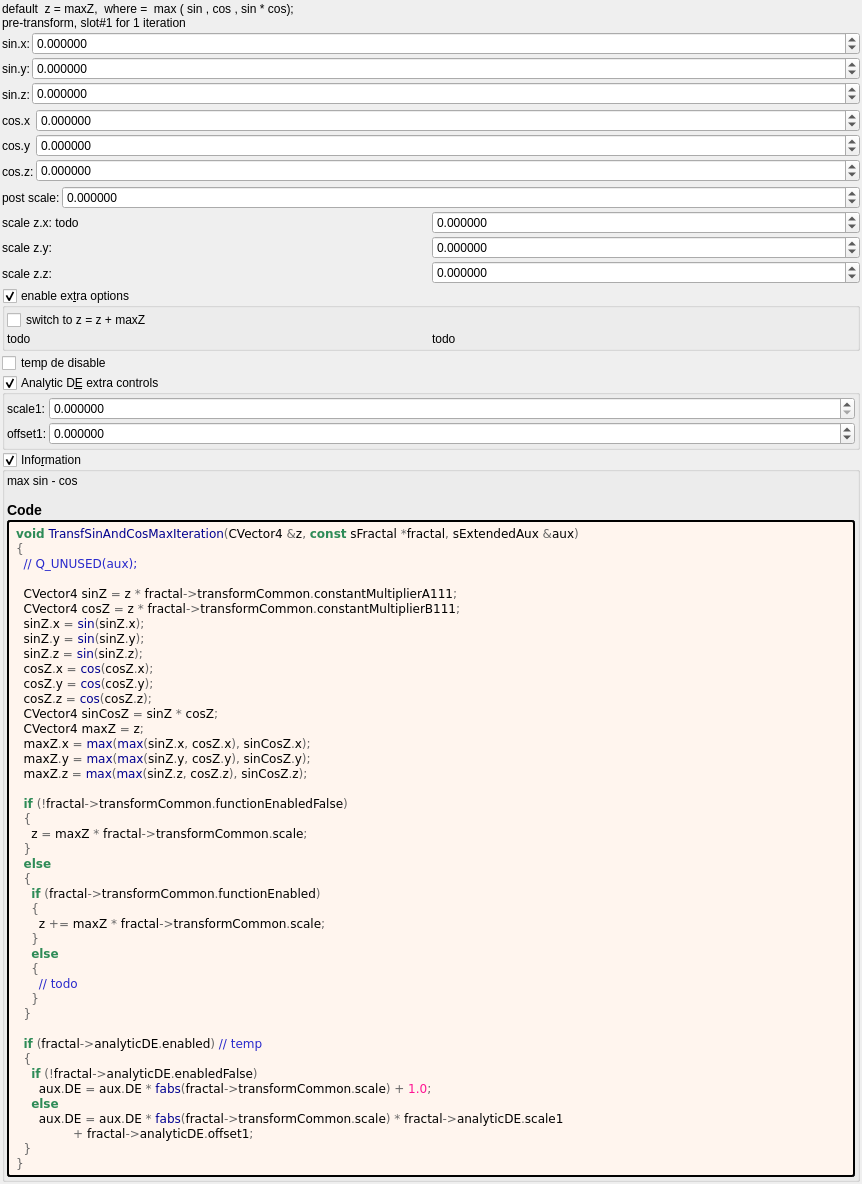
First picture: the form in mandelbulber2/formula/ui/transf_sin_and_cos_max.ui, repository buddhi1980/mandelbulber2, before the edit.
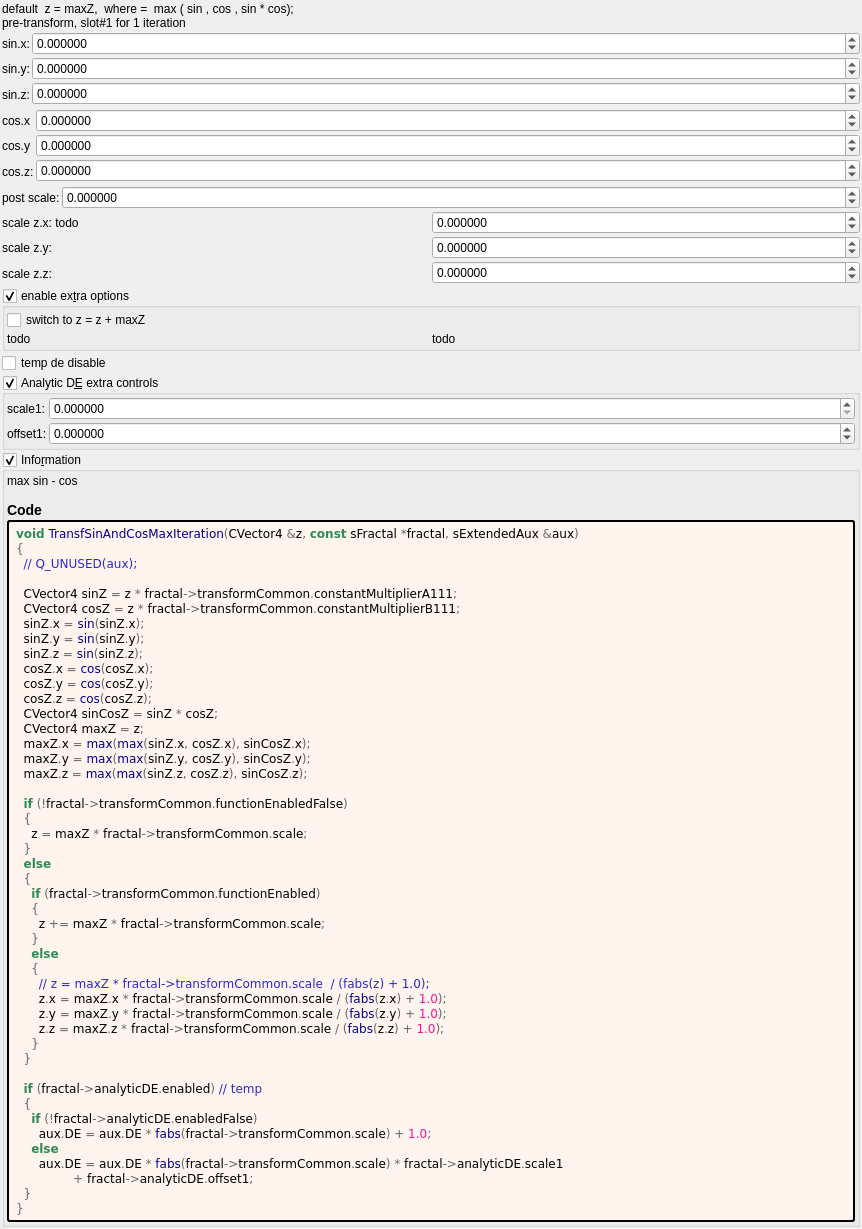
Second picture: the form after the edit. Custom widgets are drawn as their Qt base class.

Commit message:
source code format - fractal_formulas.cpp and formula opencl/ui
- fixed UTF8-BOM on fractal_formulas.cpp file
- formatted fractal_formulas.cpp
- updated formula opencl and ui files

What changed in the file:
```diff
--- a/mandelbulber2/formula/ui/transf_sin_and_cos_max.ui
+++ b/mandelbulber2/formula/ui/transf_sin_and_cos_max.ui
@@ -666,7 +666,10 @@
     &lt;span style=&quot;color:#676767&quot;&gt;}&lt;/span&gt;
     &lt;span style=&quot;color:#2e8b57; font-weight:bold&quot;&gt;else&lt;/span&gt;
     &lt;span style=&quot;color:#676767&quot;&gt;{&lt;/span&gt;
-      &lt;span style=&quot;color:#2929cc&quot;&gt;// todo&lt;/span&gt;
+      &lt;span style=&quot;color:#2929cc&quot;&gt;// z = maxZ * fractal-&amp;gt;transformCommon.scale  / (fabs(z) + 1.0);&lt;/span&gt;
+      z&lt;span style=&quot;color:#676767&quot;&gt;.&lt;/span&gt;x &lt;span style=&quot;color:#676767&quot;&gt;=&lt;/span&gt; maxZ&lt;span style=&quot;color:#676767&quot;&gt;.&lt;/span&gt;x &lt;span style=&quot;color:#676767&quot;&gt;*&lt;/span&gt; fractal&lt;span style=&quot;color:#676767&quot;&gt;-&amp;gt;&lt;/span&gt;transformCommon&lt;span style=&quot;color:#676767&quot;&gt;.&lt;/span&gt;scale &lt;span style=&quot;color:#676767&quot;&gt;/ (&lt;/span&gt;&lt;span style=&quot;color:#00008f&quot;&gt;fabs&lt;/span&gt;&lt;span style=&quot;color:#676767&quot;&gt;(&lt;/span&gt;z&lt;span style=&quot;color:#676767&quot;&gt;.&lt;/span&gt;x&lt;span style=&quot;color:#676767&quot;&gt;) +&lt;/span&gt; &lt;span style=&quot;color:#ff1493&quot;&gt;1.0&lt;/span&gt;&lt;span style=&quot;color:#676767&quot;&gt;);&lt;/span&gt;
+      z&lt;span style=&quot;color:#676767&quot;&gt;.&lt;/span&gt;y &lt;span style=&quot;color:#676767&quot;&gt;=&lt;/span&gt; maxZ&lt;span style=&quot;color:#676767&quot;&gt;.&lt;/span&gt;y &lt;span style=&quot;color:#676767&quot;&gt;*&lt;/span&gt; fractal&lt;span style=&quot;color:#676767&quot;&gt;-&amp;gt;&lt;/span&gt;transformCommon&lt;span style=&quot;color:#676767&quot;&gt;.&lt;/span&gt;scale &lt;span style=&quot;color:#676767&quot;&gt;/ (&lt;/span&gt;&lt;span style=&quot;color:#00008f&quot;&gt;fabs&lt;/span&gt;&lt;span style=&quot;color:#676767&quot;&gt;(&lt;/span&gt;z&lt;span style=&quot;color:#676767&quot;&gt;.&lt;/span&gt;y&lt;span style=&quot;color:#676767&quot;&gt;) +&lt;/span&gt; &lt;span style=&quot;color:#ff1493&quot;&gt;1.0&lt;/span&gt;&lt;span style=&quot;color:#676767&quot;&gt;);&lt;/span&gt;
+      z&lt;span style=&quot;color:#676767&quot;&gt;.&lt;/span&gt;z &lt;span style=&quot;color:#676767&quot;&gt;=&lt;/span&gt; maxZ&lt;span style=&quot;color:#676767&quot;&gt;.&lt;/span&gt;z &lt;span style=&quot;color:#676767&quot;&gt;*&lt;/span&gt; fractal&lt;span style=&quot;color:#676767&quot;&gt;-&amp;gt;&lt;/span&gt;transformCommon&lt;span style=&quot;color:#676767&quot;&gt;.&lt;/span&gt;scale &lt;span style=&quot;color:#676767&quot;&gt;/ (&lt;/span&gt;&lt;span style=&quot;color:#00008f&quot;&gt;fabs&lt;/span&gt;&lt;span style=&quot;color:#676767&quot;&gt;(&lt;/span&gt;z&lt;span style=&quot;color:#676767&quot;&gt;.&lt;/span&gt;z&lt;span style=&quot;color:#676767&quot;&gt;) +&lt;/span&gt; &lt;span style=&quot;color:#ff1493&quot;&gt;1.0&lt;/span&gt;&lt;span style=&quot;color:#676767&quot;&gt;);&lt;/span&gt;
     &lt;span style=&quot;color:#676767&quot;&gt;}&lt;/span&gt;
   &lt;span style=&quot;color:#676767&quot;&gt;}&lt;/span&gt;
 
```
The commit also changes 104 other files.
